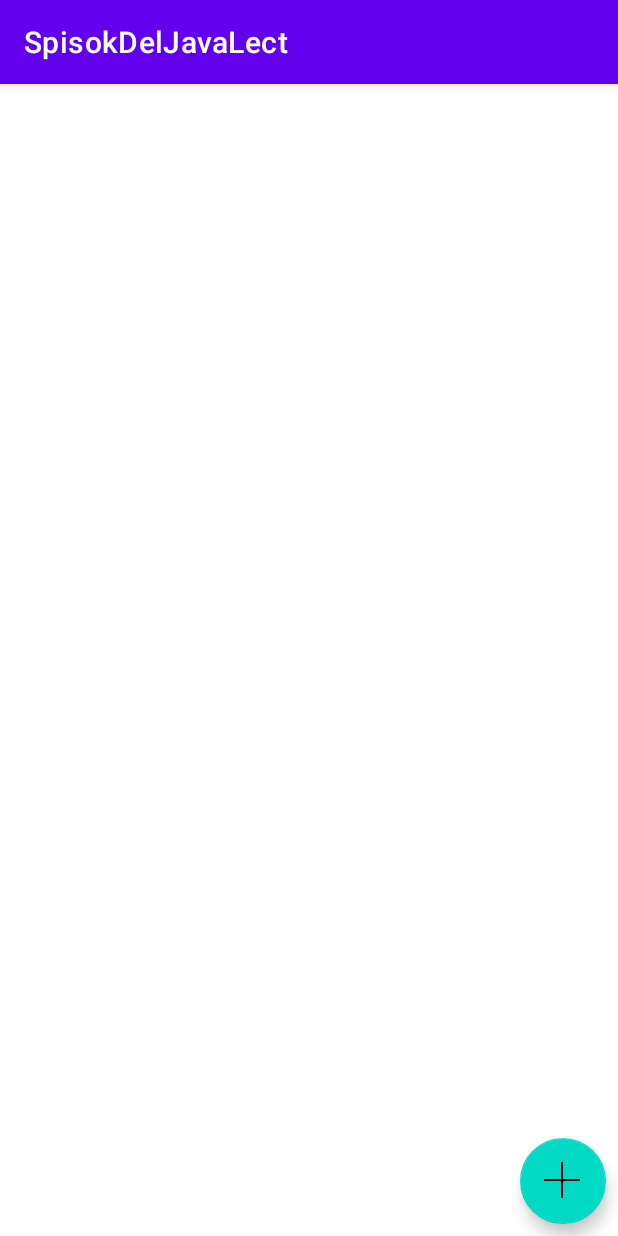
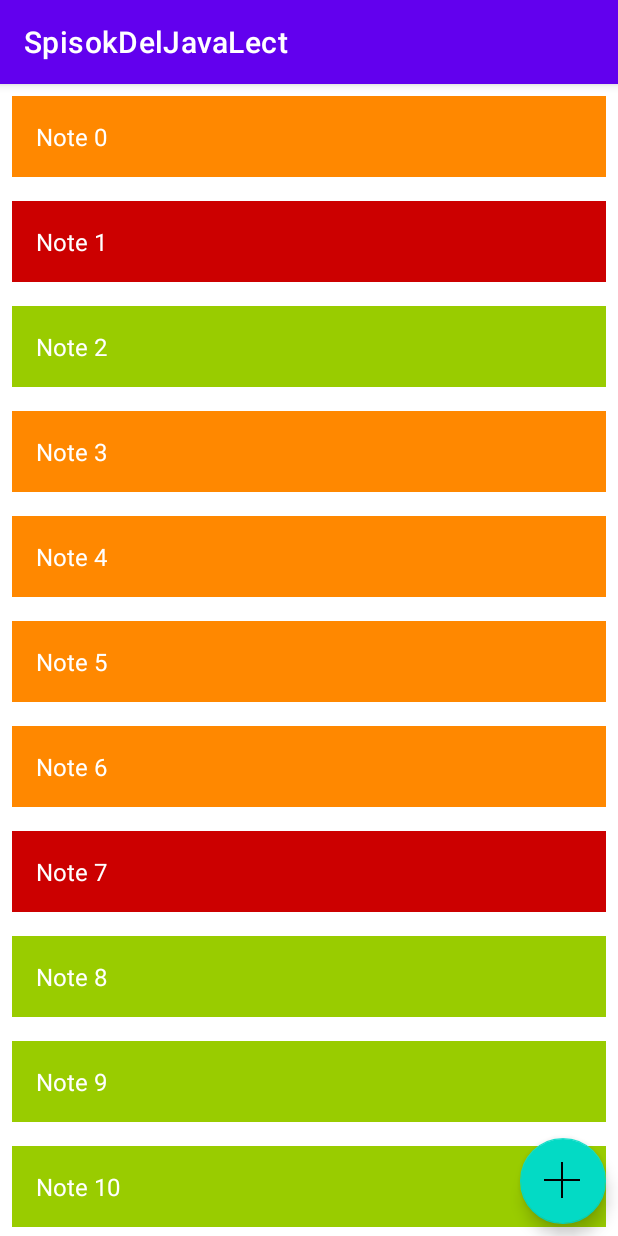
Before and after one commit to Shamil2017/SpisokDelJavaLect, an Android app: the screen it shows after launch (MainActivity), on a phone screen of 412 x 824 dp. Run offline under Robolectric (Android 15) with nearby library versions, the phone set to English and light mode, and no system bars.

Commit message:
Первый экран

```diff
--- a/app/src/main/java/com/example/spisokdeljavalect/MainActivity.java
+++ b/app/src/main/java/com/example/spisokdeljavalect/MainActivity.java
@@ -1,22 +1,35 @@
 package com.example.spisokdeljavalect;
 
 import androidx.appcompat.app.AppCompatActivity;
+import androidx.core.content.ContextCompat;
 
 import android.os.Bundle;
+import android.view.View;
 import android.widget.LinearLayout;
+import android.widget.TextView;
 
 import com.google.android.material.floatingactionbutton.FloatingActionButton;
+
+import java.util.ArrayList;
+import java.util.Random;
 
 public class MainActivity extends AppCompatActivity {
     private LinearLayout linearLayoutNotes;
     private FloatingActionButton buttonAdd;
+
+    private ArrayList<Note> notes = new ArrayList<Note>();
 
     @Override
     protected void onCreate(Bundle savedInstanceState) {
         super.onCreate(savedInstanceState);
         setContentView(R.layout.activity_main);
         initViews();
-
+        Random rand = new Random();
+        for (int i=0; i<20; i++) {
+            Note note = new Note(i, "Note "+i, rand.nextInt(3));
+            notes.add(note);
+        }
+        showNotes();
     }
 
     private  void initViews()
@@ -24,4 +37,32 @@ public class MainActivity extends AppCompatActivity {
         linearLayoutNotes = findViewById(R.id.linearLayoutNotes);
         buttonAdd = findViewById(R.id.buttonAddNode);
     }
+
+    private  void showNotes()
+    {
+        for (Note note: notes)
+        {
+            View view = getLayoutInflater().inflate(R.layout.note_item,
+                    linearLayoutNotes, false);
+            TextView textView = view.findViewById(R.id.textViewNode);
+            textView.setText(note.getText());
+
+            int colorResId;
+            switch (note.getPriority())
+            {
+                case 0:
+                    colorResId = android.R.color.holo_green_light;
+                    break;
+                case 1:
+                    colorResId = android.R.color.holo_orange_dark;
+                    break;
+                default:
+                    colorResId = android.R.color.holo_red_dark;
+                    break;
+            }
+            int color = ContextCompat.getColor(this, colorResId);
+            textView.setBackgroundColor(color);
+            linearLayoutNotes.addView(view);
+        }
+    }
 }
--- /dev/null
+++ b/app/src/main/res/layout/note_item.xml
@@ -0,0 +1,14 @@
+<?xml version="1.0" encoding="utf-8"?>
+<TextView xmlns:android="http://schemas.android.com/apk/res/android"
+    xmlns:tools="http://schemas.android.com/tools"
+    android:id="@+id/textViewNode"
+    android:layout_width="match_parent"
+    android:layout_height="match_parent"
+    tools:text="Hello"
+    tools:background="@color/teal_200"
+    android:textColor="@color/white"
+    android:textSize="16sp"
+    android:padding="16dp"
+    android:layout_margin="8dp"
+
+    />
```
